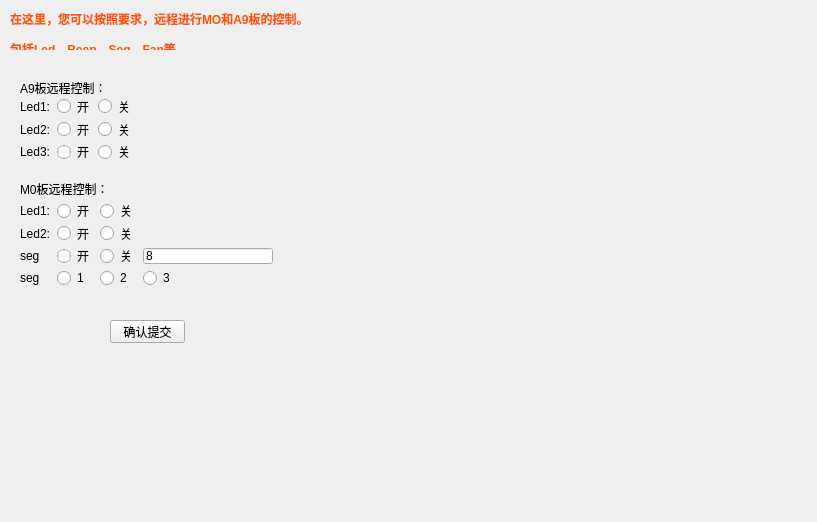
jjzhang166/smart-home-qt, file ctlwindow.ui: the form before one commit.
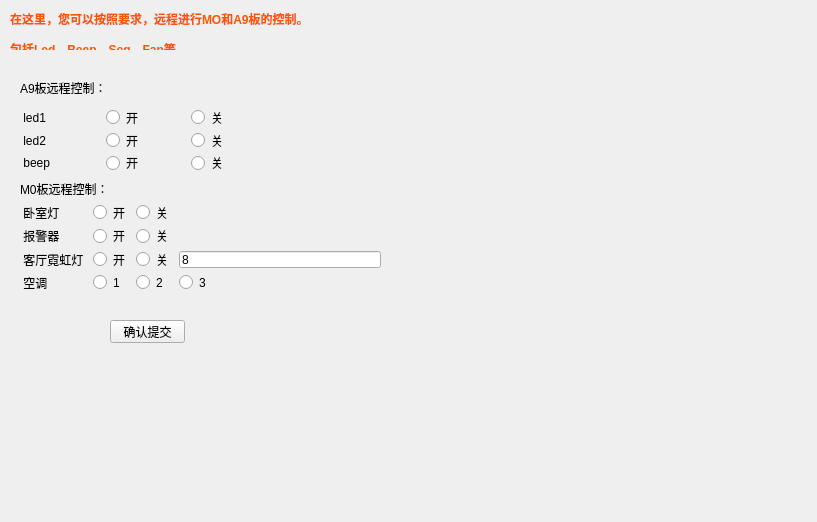
The form after the commit.

Commit message: 修改控制界面

```diff
--- a/ctlwindow.ui
+++ b/ctlwindow.ui
@@ -43,8 +43,8 @@
    <property name="geometry">
     <rect>
      <x>20</x>
-     <y>98</y>
-     <width>114</width>
+     <y>109</y>
+     <width>251</width>
      <height>62</height>
     </rect>
    </property>
@@ -52,7 +52,7 @@
     <item row="0" column="0">
      <widget class="QLabel" name="label_2">
       <property name="text">
-       <string>Led1:</string>
+       <string> led1</string>
       </property>
      </widget>
     </item>
@@ -66,7 +66,7 @@
     <item row="1" column="0">
      <widget class="QLabel" name="label_3">
       <property name="text">
-       <string>Led2:</string>
+       <string> led2</string>
       </property>
      </widget>
     </item>
@@ -87,7 +87,7 @@
     <item row="2" column="0">
      <widget class="QLabel" name="label_4">
       <property name="text">
-       <string>Led3:</string>
+       <string> beep</string>
       </property>
      </widget>
     </item>
@@ -132,8 +132,8 @@
     <rect>
      <x>20</x>
      <y>180</y>
-     <width>253</width>
-     <height>106</height>
+     <width>361</width>
+     <height>111</height>
     </rect>
    </property>
    <layout class="QGridLayout" name="gridLayout_2">
@@ -147,7 +147,7 @@
     <item row="1" column="0">
      <widget class="QLabel" name="label_7">
       <property name="text">
-       <string>Led1:</string>
+       <string> 卧室灯 </string>
       </property>
      </widget>
     </item>
@@ -168,7 +168,7 @@
     <item row="2" column="0">
      <widget class="QLabel" name="label_8">
       <property name="text">
-       <string>Led2:</string>
+       <string> 报警器 </string>
       </property>
      </widget>
     </item>
@@ -189,7 +189,7 @@
     <item row="3" column="0">
      <widget class="QLabel" name="label_9">
       <property name="text">
-       <string>seg</string>
+       <string> 客厅霓虹灯 </string>
       </property>
      </widget>
     </item>
@@ -217,7 +217,7 @@
     <item row="4" column="0">
      <widget class="QLabel" name="label_10">
       <property name="text">
-       <string>seg</string>
+       <string> 空调</string>
       </property>
      </widget>
     </item>
```
The commit also changes 1 other file.
